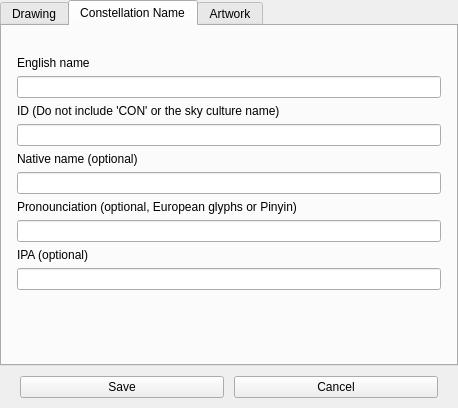
Qt form plugins/SkyCultureMaker/src/gui/scmConstellationDialog.ui (Stellarium/stellarium) before a commit.
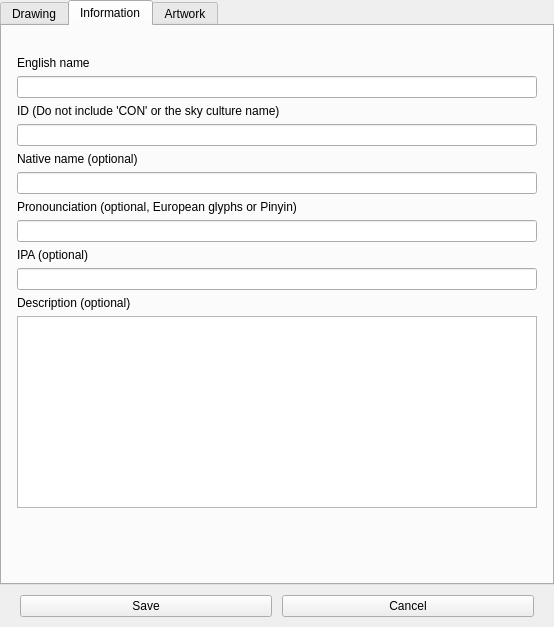
The same form after that commit. The open tabs and pages were chosen to show the change. Icons and pictures are not drawn. Custom widgets are drawn as their Qt base class.

Commit message: SCM: Move constellation descriptions to the Constellations dialog

What changed in the file:
```diff
--- a/plugins/SkyCultureMaker/src/gui/scmConstellationDialog.ui
+++ b/plugins/SkyCultureMaker/src/gui/scmConstellationDialog.ui
@@ -6,8 +6,8 @@
    <rect>
     <x>0</x>
     <y>0</y>
-    <width>458</width>
-    <height>408</height>
+    <width>554</width>
+    <height>627</height>
    </rect>
   </property>
   <property name="styleSheet">
@@ -99,7 +99,7 @@
      </widget>
      <widget class="QWidget" name="constellationNameTab">
       <attribute name="title">
-       <string>Constellation Name</string>
+       <string>Information</string>
       </attribute>
       <layout class="QVBoxLayout" name="verticalLayout_2">
        <property name="leftMargin">
@@ -125,8 +125,7 @@
         </widget>
        </item>
        <item>
-        <widget class="QLineEdit" name="enNameLE">
-        </widget>
+        <widget class="QLineEdit" name="enNameLE"/>
        </item>
        <item>
         <widget class="QLabel" name="idLbl">
@@ -168,6 +167,20 @@
        <item>
         <widget class="QLineEdit" name="ipaLE"/>
        </item>
+       <item>
+        <widget class="QLabel" name="label">
+         <property name="text">
+          <string>Description (optional)</string>
+         </property>
+        </widget>
+       </item>
+       <item>
+        <widget class="QTextEdit" name="description">
+         <property name="acceptRichText">
+          <bool>false</bool>
+         </property>
+        </widget>
+       </item>
        <item>
         <spacer name="constTabVertSpacer">
          <property name="orientation">
```
Left out of the diff: 3 changed lines with no effect on the pictures. The commit also changes 8 other files.
